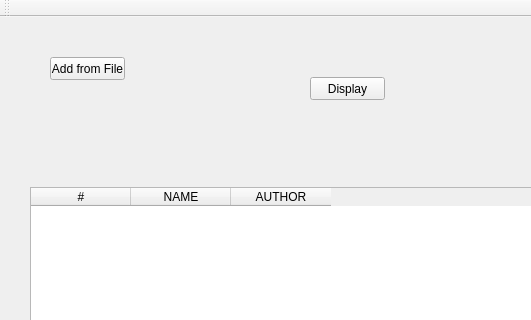
Before: the Qt Designer form ProjectZero/mainwindow.ui in nishantpai/ProjectZero, drawn with Qt 5; both pictures show x 0 to 531 and y 0 to 320 of the 651 by 490 pixel window.
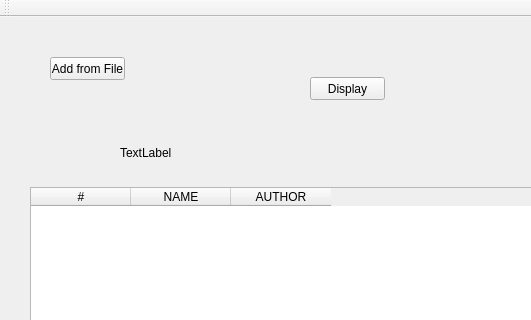
After: the same form once the commit is applied.

The edit to the form file:
```diff
--- a/ProjectZero/mainwindow.ui
+++ b/ProjectZero/mainwindow.ui
@@ -65,6 +65,19 @@
      <string>Display</string>
     </property>
    </widget>
+   <widget class="QLabel" name="label">
+    <property name="geometry">
+     <rect>
+      <x>120</x>
+      <y>120</y>
+      <width>331</width>
+      <height>31</height>
+     </rect>
+    </property>
+    <property name="text">
+     <string>TextLabel</string>
+    </property>
+   </widget>
   </widget>
   <widget class="QMenuBar" name="menuBar">
    <property name="geometry">
```
